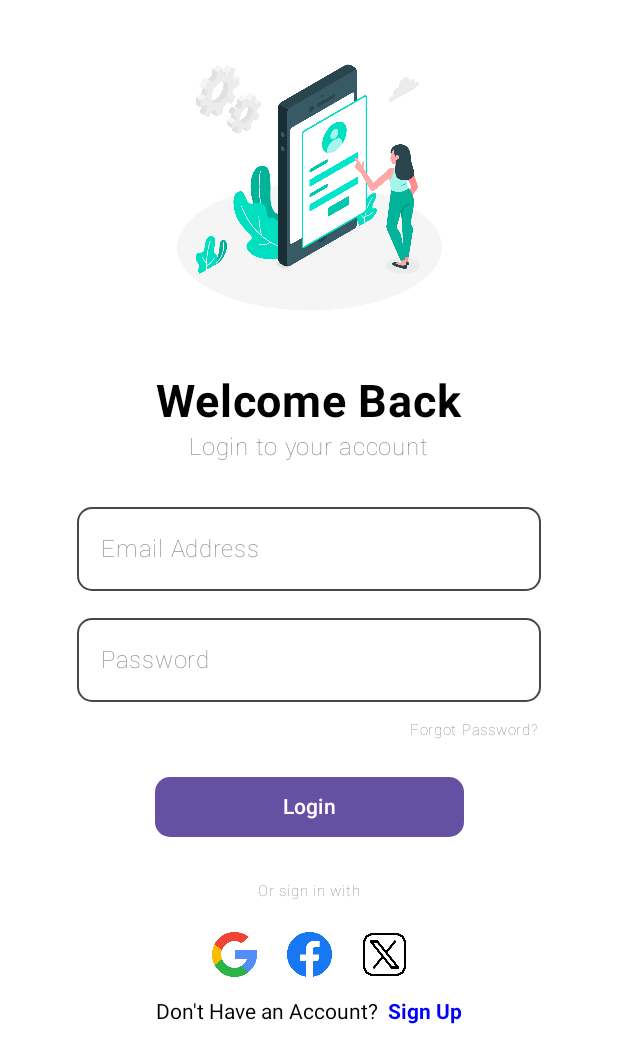
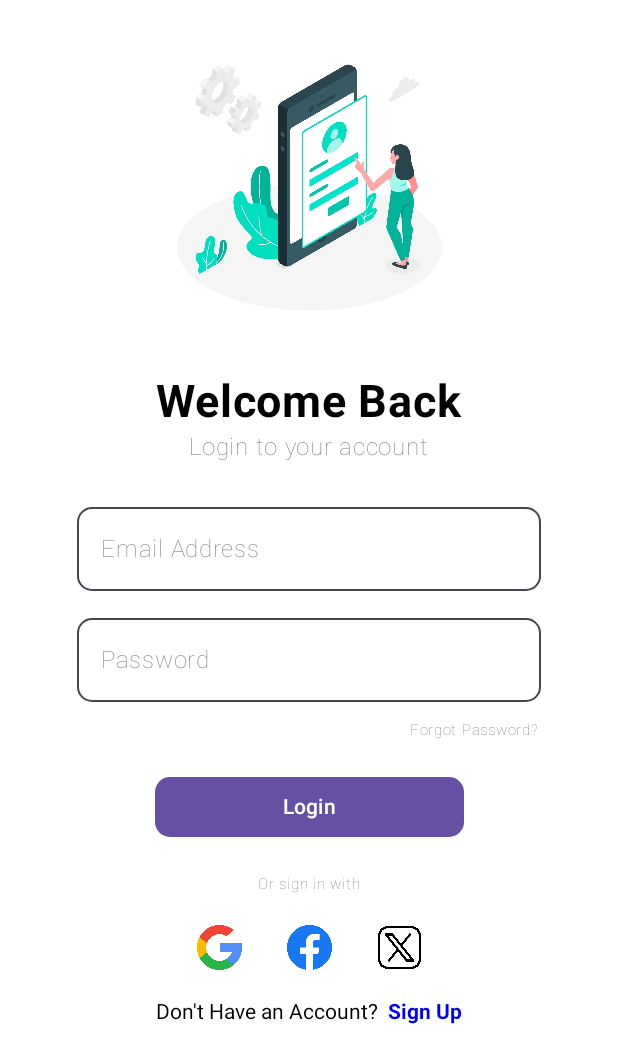
Before and after one commit to Niteshkrjhag/GrabApp2, an Android app built with Jetpack Compose: the screen it shows after launch (MainActivity), on a phone screen of 412 x 824 dp. Shown: the top 1063 px of the screen. Run offline under Robolectric (Android 15) with nearby library versions, the phone set to English and light mode, and no system bars; our stand-ins replace Dagger/Hilt's generated code, Firebase (no records; nobody signed in at launch, a user with empty details on screens opened directly), accompanist, livedata-compose; libraries missing offline, so code that uses them is left out: com.google.ai.client.

Commit message:
Google sign in successfully done but once look into the delay between home screen and chatbot screen and vice versa

```diff
--- a/app/src/main/java/com/example/first_app/ChatBot/ScreenCB/ChatBotScreen.kt
+++ b/app/src/main/java/com/example/first_app/ChatBot/ScreenCB/ChatBotScreen.kt
@@ -258,7 +258,9 @@ fun OnBackClickStateSaver(navController: NavController) {
         if (navController.previousBackStackEntry != null) {
             navController.popBackStack()  // Go back to the previous screen
         } else {
-            navController.navigate(RouteNS.HomeScreen.route)  // If no previous screen, go to home
+            navController.navigate(RouteNS.HomeScreen.route)  { // If no previous screen, go to home
+                popUpTo(RouteNS.HomeScreen.route) { inclusive = true } // Ensure clean navigation
+            }
         }
     }
 }
--- a/app/src/main/java/com/example/first_app/Screen/LoginScreen.kt
+++ b/app/src/main/java/com/example/first_app/Screen/LoginScreen.kt
@@ -1,10 +1,15 @@
 package com.example.first_app.Screen
 
+import android.content.Context
 import android.util.Log
 import android.widget.Toast
 import androidx.compose.foundation.Image
 import androidx.compose.foundation.background
+import androidx.compose.foundation.clickable
+import androidx.compose.foundation.indication
+import androidx.compose.foundation.interaction.MutableInteractionSource
 import androidx.compose.foundation.layout.Arrangement
+import androidx.compose.foundation.layout.Box
 import androidx.compose.foundation.layout.Column
 import androidx.compose.foundation.layout.Row
 import androidx.compose.foundation.layout.Spacer
@@ -12,14 +17,20 @@ import androidx.compose.foundation.layout.fillMaxSize
 import androidx.compose.foundation.layout.fillMaxWidth
 import androidx.compose.foundation.layout.height
 import androidx.compose.foundation.layout.padding
+import androidx.compose.foundation.layout.size
+import androidx.compose.foundation.layout.width
+import androidx.compose.foundation.layout.wrapContentSize
 import androidx.compose.foundation.layout.wrapContentWidth
+import androidx.compose.foundation.shape.CircleShape
 import androidx.compose.foundation.shape.RoundedCornerShape
 import androidx.compose.foundation.text.ClickableText
+import androidx.compose.material.ripple.rememberRipple
 import androidx.compose.material3.Button
 import androidx.compose.material3.ExperimentalMaterial3Api
 import androidx.compose.material3.OutlinedTextField
 import androidx.compose.material3.Text
 import androidx.compose.material3.TextFieldDefaults
+import androidx.compose.material3.ripple
 import androidx.compose.runtime.Composable
 import androidx.compose.runtime.LaunchedEffect
 import androidx.compose.runtime.getValue
@@ -29,7 +40,9 @@ import androidx.compose.runtime.remember
 import androidx.compose.runtime.setValue
 import androidx.compose.ui.Alignment
 import androidx.compose.ui.Modifier
+import androidx.compose.ui.draw.clip
 import androidx.compose.ui.graphics.Color
+import androidx.compose.ui.graphics.painter.Painter
 import androidx.compose.ui.layout.ContentScale
 import androidx.compose.ui.platform.LocalContext
 import androidx.compose.ui.res.painterResource
@@ -45,14 +58,13 @@ import androidx.navigation.NavHostController
 import com.example.first_app.Login_auth.AuthState
 import com.example.first_app.Login_auth.LoginViewModel
 import com.example.first_app.R
+import com.example.first_app.googleSignIn.GoogleSignInViewModel
 import com.example.first_app.navigation.Routes
 import com.example.first_app.navigation.Routes.BoardingScreen
 
 
-@OptIn(ExperimentalMaterial3Api::class)
-@Preview(showBackground = true, showSystemUi = true)
 @Composable
-fun Login(navController: NavHostController,authViewModel: LoginViewModel) {
+fun Login(navController: NavHostController,authViewModel: LoginViewModel,context: Context,googleSignInViewModel: GoogleSignInViewModel) {
 Log.d("SignOut","Inside login screen")
     val authState = authViewModel.authState.observeAsState()
     val context = LocalContext.current
@@ -173,7 +185,7 @@ Log.d("SignOut","Inside login screen")
         ) {
             Text(text = "Login")
         }
-        Spacer(modifier = Modifier.height(20.dp))
+        Spacer(modifier = Modifier.height(15.dp))
         Text(
             text = "Or sign in with",
             fontSize = 10.sp,
@@ -183,7 +195,7 @@ Log.d("SignOut","Inside login screen")
                 .wrapContentWidth()
                 .align(Alignment.CenterHorizontally)
         )
-        Spacer(modifier = Modifier.height(15.dp))
+        Spacer(modifier = Modifier.height(10.dp))
         Row(
             modifier = Modifier
                 .align(Alignment.CenterHorizontally),
@@ -193,31 +205,22 @@ Log.d("SignOut","Inside login screen")
             val google_login = painterResource(id = R.drawable.google_login)
             val facebook_login = painterResource(id = R.drawable.facebook_login)
             val twitter_login = painterResource(id = R.drawable.twitter_login)
-            Image(
-                painter = google_login,
-                contentDescription = "Google Login",
-                modifier = Modifier
-                    .padding(end = 20.dp)
-                    .wrapContentWidth()
-                    .height(30.dp),
-                contentScale = ContentScale.Fit,
+
+
+            ClickableImage(
+                google_login = google_login,
+                onClick = {
+                    googleSignInViewModel.handleGoogleSignIn(context, navController)
+                    Log.d("click", "Google Sign-In Clicked")
+                }
             )
-            Image(
-                painter = facebook_login,
-                contentDescription = "Google Login",
-                modifier = Modifier
-                    .padding(end = 20.dp)
-                    .wrapContentWidth()
-                    .height(30.dp),
-                contentScale = ContentScale.Fit,
-            )
-            Image(
-                painter = twitter_login,
-                contentDescription = "Google Login",
-                modifier = Modifier
-                    .wrapContentWidth()
-                    .height(30.dp),
-                contentScale = ContentScale.Fit
+            Spacer(modifier = Modifier.width(20.dp))
+            ClickableImage(google_login = facebook_login,
+                onClick = {}
+                )
+            Spacer(modifier = Modifier.width(20.dp))
+            ClickableImage(google_login = twitter_login,
+                onClick = {}
             )
         }
         Spacer(modifier = Modifier.height(15.dp))
@@ -246,3 +249,31 @@ Log.d("SignOut","Inside login screen")
     }
 
 }
+
+
+@Preview(showBackground = true, showSystemUi = true)
+@Composable
+fun ClickableImage(
+    google_login: Painter,
+    onClick: () -> Unit
+) {
+    Box(
+       modifier =  Modifier
+           .size(40.dp)
+           .clip(CircleShape)
+            .clickable(
+                onClick = { onClick() },
+                interactionSource = remember { MutableInteractionSource() },
+                indication = ripple(color = Color.Gray)
+            )
+            .wrapContentSize()
+    ){
+        Image(
+            painter = google_login,
+            contentDescription = "$google_login",
+            contentScale = ContentScale.Fit,
+            modifier = Modifier.size(30.dp)
+        )
+    }
+
+}
--- a/app/src/main/java/com/example/first_app/navigation/Routes.kt
+++ b/app/src/main/java/com/example/first_app/navigation/Routes.kt
@@ -4,6 +4,6 @@ object Routes {
     var Login = "Login"
     var SignUp = "SignUp"
     var BoardingScreen = "BoardingScreen"
-//    var ChatBotSc = "ChatBotScreen"
+
 
 }
--- a/app/src/main/java/com/example/first_app/navigation/navigation_file.kt
+++ b/app/src/main/java/com/example/first_app/navigation/navigation_file.kt
@@ -1,5 +1,6 @@
 package com.example.first_app.navigation
 
+import android.content.Context
 import androidx.compose.runtime.Composable
 import androidx.compose.ui.tooling.preview.Preview
 import androidx.navigation.compose.NavHost
@@ -10,27 +11,25 @@ import com.example.first_app.ChatBot.ScreenCB.ChatBotScreen
 import com.example.first_app.Screen.Login
 import com.example.first_app.Screen.signUpScreen
 import com.example.first_app.Login_auth.LoginViewModel
+import com.example.first_app.googleSignIn.GoogleSignInViewModel
 import com.example.first_app.presentation.nvGraph.NavGraph
 
 @Preview(showBackground = true, showSystemUi = true)
 @Composable
 
-fun Navigation(startDestination:String,authViewModel:LoginViewModel,chatViewModel: ChatViewModel){
+fun Navigation(startDestination:String,authViewModel:LoginViewModel,chatViewModel: ChatViewModel,context:Context,googleSignInViewModel: GoogleSignInViewModel){
 
     val navController = rememberNavController()
     NavHost(navController = navController
         , startDestination =Routes.Login, builder = {
             composable(Routes.Login){
-                Login(navController,authViewModel)
+                Login(navController,authViewModel,context,googleSignInViewModel)
             }
             composable(Routes.SignUp){
                 signUpScreen(navController,authViewModel)
             }
             composable(Routes.BoardingScreen){
-//                val viewModel:OnBoardingViewModel = hiltViewModel()
-//                OnBoardingScreen(
-//                    OnEvent= viewModel::onEvent
-//                )
+
                 NavGraph(StartDestination=startDestination)
             }
 
--- a/app/src/main/java/com/example/first_app/presentation/home/HomeScreen.kt
+++ b/app/src/main/java/com/example/first_app/presentation/home/HomeScreen.kt
@@ -140,7 +140,9 @@ fun HomeScreen_NS(
 //            Spacer(modifier = Modifier.width(173.dp))
             IconButton(onClick = {
                 Log.d("chatbotscreen","clickregistered")
-                navController.navigate(RouteNS.ChatBotScreen.route)
+                navController.navigate(RouteNS.ChatBotScreen.route){
+                    popUpTo(RouteNS.HomeScreen.route) { inclusive = false }
+                }
             },
                 modifier = Modifier.fillMaxHeight()
 //                    .align(Alignment.End)
--- a/app/src/main/java/com/example/first_app/presentation/mainActivity/MainActivity.kt
+++ b/app/src/main/java/com/example/first_app/presentation/mainActivity/MainActivity.kt
@@ -11,11 +11,13 @@ import androidx.compose.material3.Surface
 import androidx.compose.runtime.SideEffect
 import androidx.compose.ui.Modifier
 import androidx.compose.ui.graphics.Color
+import androidx.compose.ui.platform.LocalContext
 import androidx.core.splashscreen.SplashScreen.Companion.installSplashScreen
 import androidx.core.view.WindowCompat
 import androidx.lifecycle.ViewModelProvider
 import com.example.first_app.ChatBot.ChatViewModel.ChatViewModel
 import com.example.first_app.Login_auth.LoginViewModel
+import com.example.first_app.googleSignIn.GoogleSignInViewModel
 import com.example.first_app.navigation.Navigation
 import com.example.first_app.ui.theme.First_AppTheme
 import com.google.accompanist.systemuicontroller.rememberSystemUiController
@@ -35,12 +37,14 @@ class MainActivity : ComponentActivity() {
 //        val viewModel = ViewModelProvider(this).get(view_test_model::class.java)
         val authViewModel:LoginViewModel by viewModels()
         val chatViewModel= ViewModelProvider(this)[ChatViewModel::class.java]
+        val googleSignInViewModel = GoogleSignInViewModel()
+
         setContent {
 
             First_AppTheme {
                 val isSystemInDarkTheme = isSystemInDarkTheme()
+                val context = LocalContext.current
                 val systemController = rememberSystemUiController()
-
                 SideEffect {
                     systemController.setStatusBarColor(
                         color = Color.Transparent,
@@ -55,7 +59,7 @@ class MainActivity : ComponentActivity() {
                 ) {
 
 //                      val startDestination = viewModel.startDestination.toString()
-                      Navigation(viewModel.startDestination.value, authViewModel = authViewModel,chatViewModel)
+                      Navigation(viewModel.startDestination.value, authViewModel = authViewModel,chatViewModel,context,googleSignInViewModel)
                 }
             }
         }
```
Also changed, not shown: app/src/main/java/com/example/first_app/googleSignIn/GoogleSignInViewModel.kt (+13 -19 lines), app/src/main/java/com/example/first_app/presentation/nvGraph/NavGraph.kt (+1 -16 lines), app/src/main/java/com/example/first_app/presentation/onboarding/onBoardingScreen.kt (+51 -5 lines).
